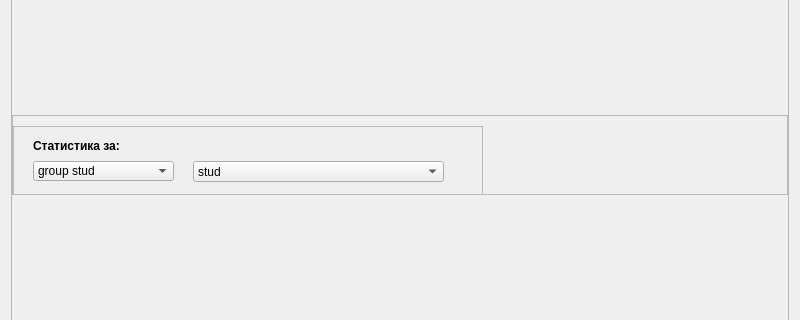
Qt form src/statisticsForms/studentstatistics.ui (MikeostCorp/Gradify) before a commit; both pictures show x 0 to 800 and y 95 to 415 of the 800 by 500 pixel window.
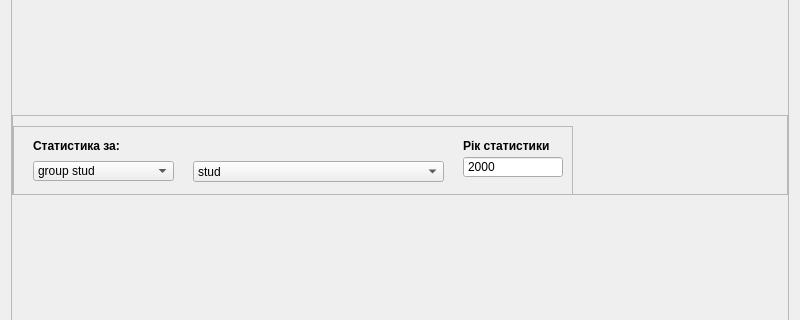
The same form after that commit.

The edit to the form file:
```diff
--- a/src/statisticsForms/studentstatistics.ui
+++ b/src/statisticsForms/studentstatistics.ui
@@ -99,13 +99,13 @@
           <widget class="QFrame" name="leftUpFrame">
            <property name="minimumSize">
             <size>
-             <width>470</width>
+             <width>560</width>
              <height>80</height>
             </size>
            </property>
            <property name="maximumSize">
             <size>
-             <width>470</width>
+             <width>560</width>
              <height>80</height>
             </size>
            </property>
@@ -135,10 +135,13 @@
              <rect>
               <x>20</x>
               <y>10</y>
-              <width>361</width>
+              <width>401</width>
               <height>21</height>
              </rect>
             </property>
+            <property name="styleSheet">
+             <string notr="true">font-weight: bold</string>
+            </property>
             <property name="text">
              <string>&lt;html&gt;&lt;head/&gt;&lt;body&gt;&lt;p&gt;&lt;span style=&quot; font-weight:700;&quot;&gt;Статистика за:&lt;/span&gt;&lt;/p&gt;&lt;/body&gt;&lt;/html&gt;</string>
             </property>
@@ -158,6 +161,38 @@
              </property>
             </item>
            </widget>
+           <widget class="QLabel" name="nameLabel_2">
+            <property name="geometry">
+             <rect>
+              <x>450</x>
+              <y>10</y>
+              <width>100</width>
+              <height>21</height>
+             </rect>
+            </property>
+            <property name="text">
+             <string>&lt;html&gt;&lt;head/&gt;&lt;body&gt;&lt;p&gt;&lt;span style=&quot; font-weight:700;&quot;&gt;Рік статистики&lt;/span&gt;&lt;/p&gt;&lt;/body&gt;&lt;/html&gt;</string>
+            </property>
+           </widget>
+           <widget class="QSpinBox" name="yearSpinBox">
+            <property name="geometry">
+             <rect>
+              <x>450</x>
+              <y>30</y>
+              <width>100</width>
+              <height>22</height>
+             </rect>
+            </property>
+            <property name="buttonSymbols">
+             <enum>QAbstractSpinBox::NoButtons</enum>
+            </property>
+            <property name="minimum">
+             <number>2000</number>
+            </property>
+            <property name="maximum">
+             <number>2010</number>
+            </property>
+           </widget>
           </widget>
          </item>
          <item>
```
